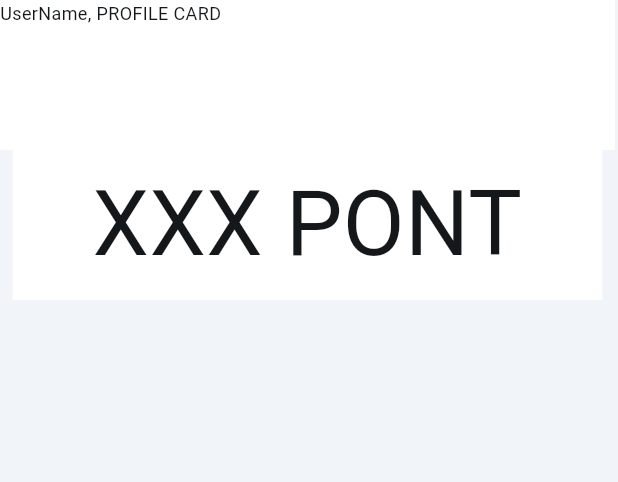
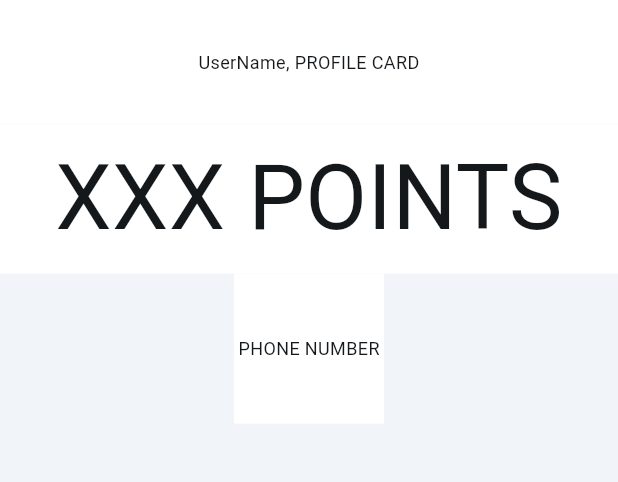
Before and after one commit to AdyStudios/GCS_JUNCTIONX, a Flutter app: the DashboardWidget screen opened by its route, on a phone screen of 412 x 824 dp, the part 84-566 px from its top. Run offline on Flutter 3.47's test engine with Material 3 defaults, Android fonts, the phone set to English and light mode, and no system bars; our stand-ins replace auto_size_text, font_awesome_flutter, from_css_color, go_router, google_fonts, page_transition and 2 more; missing offline and left inert: json_path; accounts and stored records are empty; Roboto replaces fonts that are missing (Readex Pro).

Commit message:
update users and dash

```diff
--- a/telego/lib/pages/dashboard/dashboard_widget.dart
+++ b/telego/lib/pages/dashboard/dashboard_widget.dart
@@ -5,6 +5,9 @@ import 'package:flutter/material.dart';
 import 'package:flutter/services.dart';
 import 'package:google_fonts/google_fonts.dart';
 import 'package:provider/provider.dart';
+
+import '../../user.dart';
+
 import 'dashboard_model.dart';
 export 'dashboard_model.dart';
 
@@ -61,13 +64,13 @@ class _DashboardWidgetState extends State<DashboardWidget> {
               style: FlutterFlowTheme.of(context).headlineMedium.override(
                     fontFamily: 'Outfit',
                     color: Colors.white,
-                    fontSize: 22.0,
+                    fontSize: 22,
                   ),
             ),
           ),
           actions: [],
           centerTitle: false,
-          elevation: 2.0,
+          elevation: 2,
         ),
         body: SafeArea(
           top: true,
@@ -75,31 +78,60 @@ class _DashboardWidgetState extends State<DashboardWidget> {
             mainAxisSize: MainAxisSize.max,
             children: [
               Container(
-                width: 410.0,
-                height: 100.0,
-                decoration: BoxDecoration(
-                  color: FlutterFlowTheme.of(context).secondaryBackground,
+                width: 410,
+                height: 100,
+                constraints: BoxConstraints(
+                  minWidth: MediaQuery.sizeOf(context).width,
+                  maxWidth: MediaQuery.sizeOf(context).width,
+                  maxHeight: MediaQuery.sizeOf(context).height * 0.1,
                 ),
-                child: Text(
-                  'UserName, PROFILE CARD',
-                  style: FlutterFlowTheme.of(context).bodyMedium,
-                ),
-              ),
-              Container(
-                width: 393.0,
-                height: 100.0,
                 decoration: BoxDecoration(
                   color: FlutterFlowTheme.of(context).secondaryBackground,
                 ),
                 child: Align(
                   alignment: AlignmentDirectional(0.00, 0.00),
                   child: Text(
-                    'XXX PONT',
+                    'UserName, PROFILE CARD',
+                    textAlign: TextAlign.center,
+                    style: FlutterFlowTheme.of(context).bodyMedium,
+                  ),
+                ),
+              ),
+              Container(
+                width: 393,
+                height: 100,
+                constraints: BoxConstraints(
+                  minWidth: MediaQuery.sizeOf(context).width,
+                  minHeight: MediaQuery.sizeOf(context).height * 0.1,
+                  maxWidth: MediaQuery.sizeOf(context).width,
+                  maxHeight: MediaQuery.sizeOf(context).height * 0.2,
+                ),
+                decoration: BoxDecoration(
+                  color: FlutterFlowTheme.of(context).secondaryBackground,
+                ),
+                child: Align(
+                  alignment: AlignmentDirectional(0.00, 0.00),
+                  child: Text(
+                    'XXX POINTS',
                     textAlign: TextAlign.center,
                     style: FlutterFlowTheme.of(context).bodyMedium.override(
                           fontFamily: 'Readex Pro',
-                          fontSize: 60.0,
+                          fontSize: 60,
                         ),
+                  ),
+                ),
+              ),
+              Container(
+                width: 100,
+                height: 100,
+                decoration: BoxDecoration(
+                  color: FlutterFlowTheme.of(context).secondaryBackground,
+                ),
+                child: Align(
+                  alignment: AlignmentDirectional(0.00, 0.00),
+                  child: Text(
+                    'PHONE NUMBER',
+                    style: FlutterFlowTheme.of(context).bodyMedium,
                   ),
                 ),
               ),
--- a/telego/lib/user.dart
+++ b/telego/lib/user.dart
@@ -1,9 +1,9 @@
 import 'package:flutter/material.dart';
 
 class User{
-  int points=0;
-  String name="";
-  String phone="";
+  int points=69420;
+  String name="Fúú Kara Ádám";
+  String phone="+36304862489";
   User(this.points,this.name,this.phone);
   int getPoints(){return points;}
   String getName(){return name;}
```
